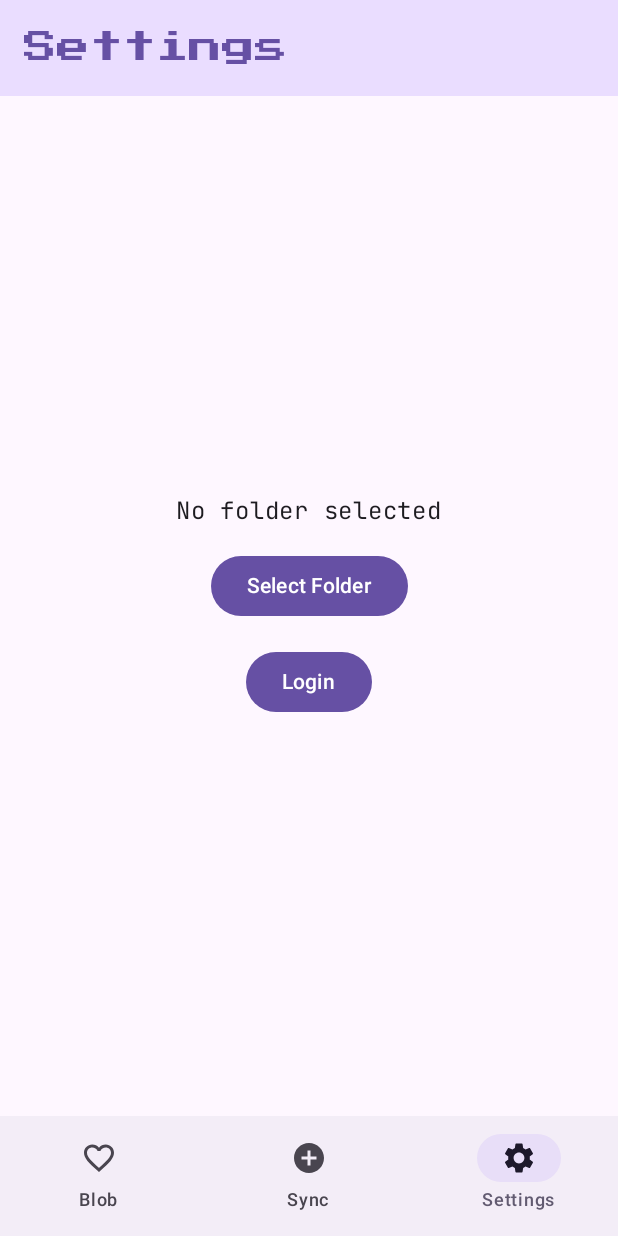
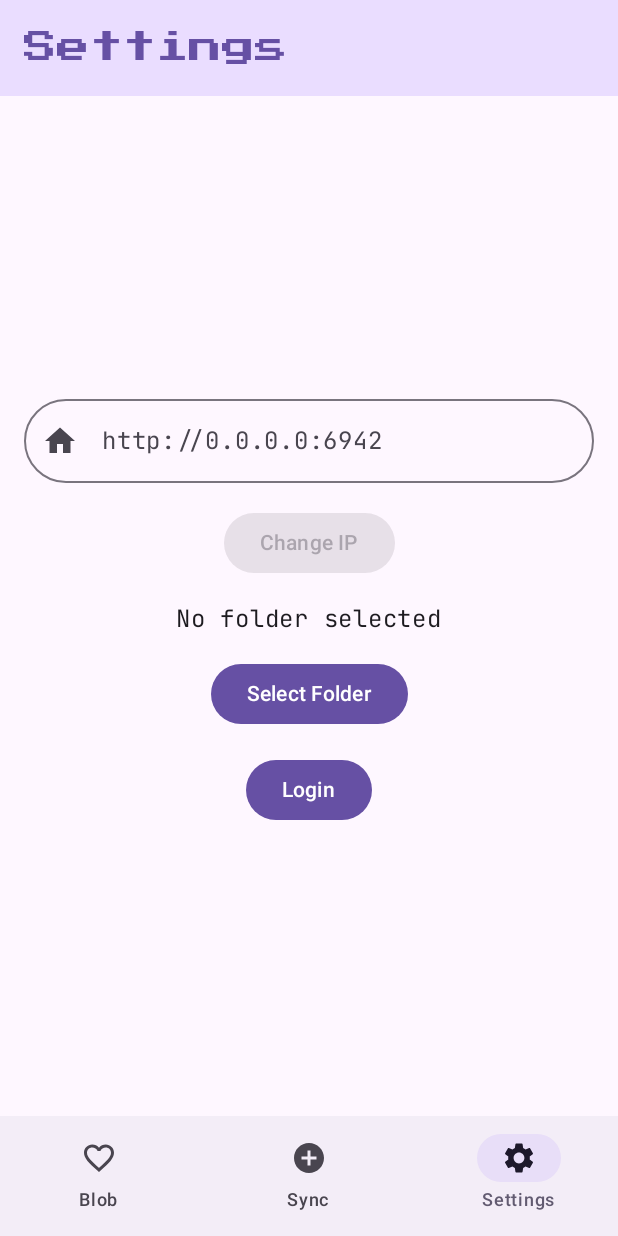
Before and after one commit to KeerthiBeast/Azblob, an Android app built with Jetpack Compose: the screen it shows after launch (MainActivity), item 3 of the bottom bar chosen, on a phone screen of 412 x 824 dp. Run offline under Robolectric (Android 15) with nearby library versions, the light colour scheme and no system bars; our stand-ins replace Dagger/Hilt's generated code; pictures from the network do not load; 1 statement that could not run was skipped.

Commit message:
IP of the server can be changed from the application

```diff
--- a/app/src/main/java/com/example/azblob/data/di/AppModule.kt
+++ b/app/src/main/java/com/example/azblob/data/di/AppModule.kt
@@ -1,6 +1,7 @@
 package com.example.azblob.data.di
 
 import android.content.Context
+import android.content.SharedPreferences
 import android.os.Build
 import androidx.annotation.RequiresApi
 import com.example.azblob.data.download.DownloaderImp
@@ -14,7 +15,6 @@ import com.example.azblob.domain.download.Downloader
 import com.example.azblob.domain.repository.AzblobRepository
 import com.example.azblob.domain.repository.SpotifyAuthRepository
 import com.example.azblob.domain.repository.SpotifyRepository
-import com.example.azblob.utils.Utils
 import dagger.Module
 import dagger.Provides
 import dagger.hilt.InstallIn
@@ -33,9 +33,15 @@ object AppModule {
 
     @Provides
     @Singleton
-    fun provideAzblobApi(): AzblobApi =
+    fun provideSharedPreferences(@ApplicationContext context: Context): SharedPreferences {
+        return context.getSharedPreferences("app_prefs", Context.MODE_PRIVATE)
+    }
+
+    @Provides
+    @Singleton
+    fun provideAzblobApi(sharedPreferences: SharedPreferences): AzblobApi =
         Retrofit.Builder()
-            .baseUrl(Utils.Base)
+            .baseUrl(sharedPreferences.getString("server_ip", "http://0.0.0.0:6942")!!)
             .addConverterFactory(GsonConverterFactory.create())
             .build()
             .create(AzblobApi::class.java)
--- a/app/src/main/java/com/example/azblob/ui/screen/settings/SettingsScreen.kt
+++ b/app/src/main/java/com/example/azblob/ui/screen/settings/SettingsScreen.kt
@@ -7,6 +7,7 @@ import android.net.Uri
 import android.os.Build
 import android.provider.DocumentsContract
 import android.util.Log
+import android.widget.Toast
 import androidx.activity.ComponentActivity
 import androidx.activity.compose.rememberLauncherForActivityResult
 import androidx.activity.result.contract.ActivityResultContracts
@@ -20,11 +21,16 @@ import androidx.compose.foundation.layout.fillMaxSize
 import androidx.compose.foundation.layout.fillMaxWidth
 import androidx.compose.foundation.layout.height
 import androidx.compose.foundation.layout.padding
+import androidx.compose.foundation.layout.size
 import androidx.compose.foundation.layout.width
+import androidx.compose.material.icons.Icons
+import androidx.compose.material.icons.filled.Home
 import androidx.compose.material3.Button
 import androidx.compose.material3.Card
 import androidx.compose.material3.ExperimentalMaterial3Api
+import androidx.compose.material3.Icon
 import androidx.compose.material3.MaterialTheme
+import androidx.compose.material3.OutlinedTextField
 import androidx.compose.material3.Scaffold
 import androidx.compose.material3.Text
 import androidx.compose.material3.TopAppBar
@@ -44,6 +50,7 @@ import kotlinx.coroutines.delay
 import kotlinx.coroutines.launch
 import androidx.compose.ui.draw.clip
 import coil3.compose.AsyncImage
+import androidx.core.content.edit
 
 @SuppressLint("UnusedMaterial3ScaffoldPaddingParameter")
 @OptIn(ExperimentalMaterial3Api::class)
@@ -56,8 +63,17 @@ fun SettingsScreen(
 
     // Key for saving the folder URI in SharedPreferences
     val folderUriKey = "folder_uri_key"
+    val serverIpKey = "server_ip"
     val defaultPlaylist = "default_playlist"
     val sharedPreferences = context.getSharedPreferences("app_prefs", Context.MODE_PRIVATE)
+
+    val ipSharedPref by remember {
+        mutableStateOf(
+            sharedPreferences.getString(serverIpKey, "http://0.0.0.0:6942")
+                .toString()
+        )
+    }
+    var serverIp by remember {mutableStateOf("")}
 
     var token by remember {
         mutableStateOf(
@@ -71,6 +87,8 @@ fun SettingsScreen(
             sharedPreferences.getString(folderUriKey, null)?.let { Uri.parse(it) }
         )
     }
+
+    var isEnabled by remember {mutableStateOf(false)}
 
     var selectedFolderPath by remember { mutableStateOf(selectedFolderUri?.let { getFullPathFromTreeUri(it) }) }
 
@@ -121,6 +139,36 @@ fun SettingsScreen(
             verticalArrangement = Arrangement.Center,
             horizontalAlignment = Alignment.CenterHorizontally
         ) {
+            OutlinedTextField(
+                value = serverIp,
+                onValueChange = { text ->
+                    serverIp = text
+                    if (text.isNotEmpty()) isEnabled = true
+                    else isEnabled = false
+                },
+                modifier = Modifier.fillMaxWidth(),
+                singleLine = true,
+                shape = MaterialTheme.shapes.extraLarge,
+                label = { Text(ipSharedPref) },
+                leadingIcon = {
+                    Icon(
+                        imageVector = Icons.Default.Home,
+                        contentDescription = null
+                    )
+                }
+            )
+            Spacer(modifier = Modifier.size(16.dp))
+            Button(
+                enabled = isEnabled,
+                onClick = {
+                    sharedPreferences.edit() { putString(serverIpKey, serverIp) }
+                    serverIp = ""
+                    isEnabled = false
+                    Toast.makeText(context, "IP Changed, Restart to see changes", Toast.LENGTH_LONG).show()
+                }) {
+                Text("Change IP")
+            }
+            Spacer(modifier = Modifier.height(16.dp))
             Text(
                 text = selectedFolderPath ?: "No folder selected",
                 style = MaterialTheme.typography.bodyLarge
```
